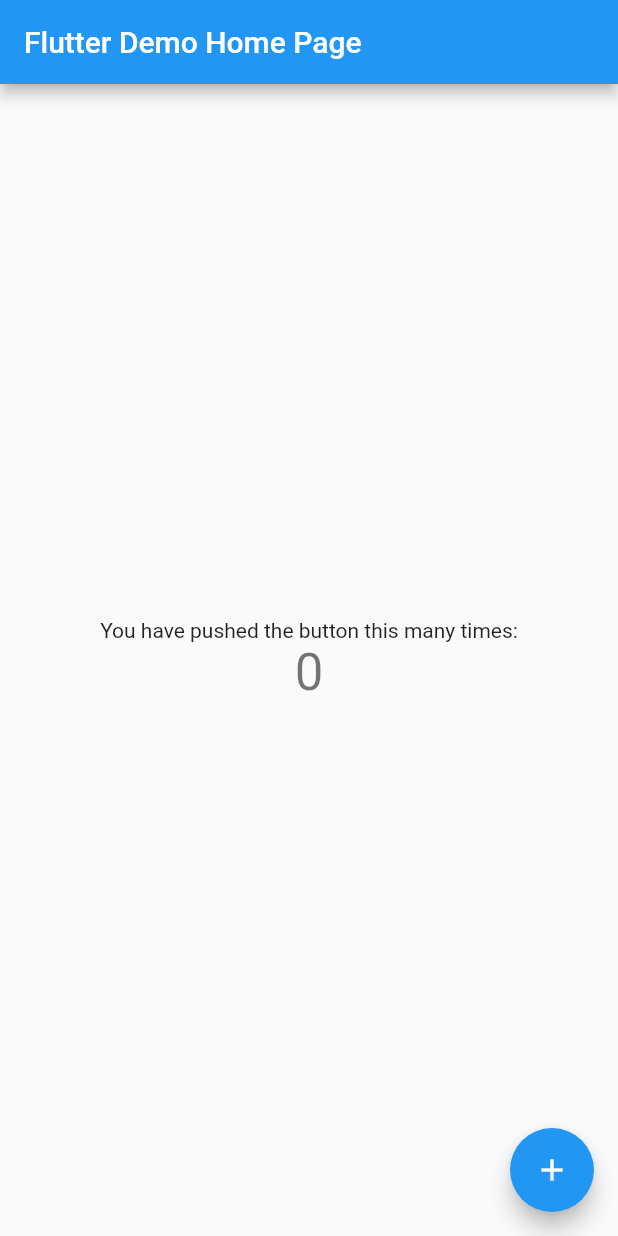
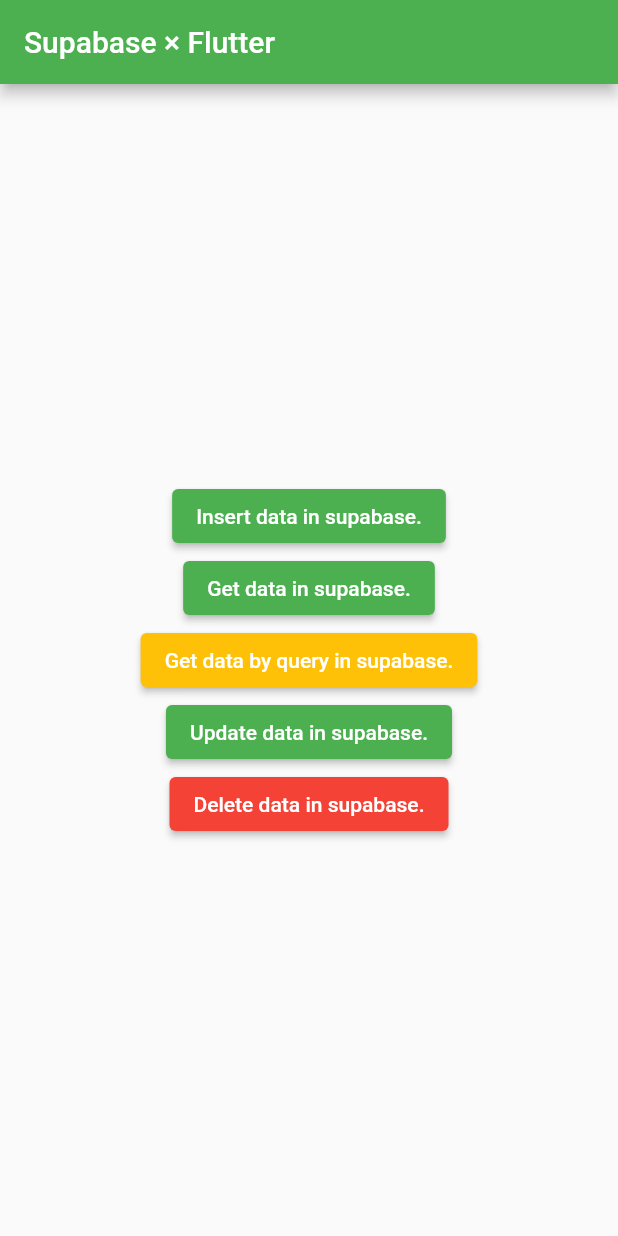
Before and after one commit to yukiyamazaki/try_supabase_on_flutter, a Flutter app: the screen it shows after launch, on a phone screen of 412 x 824 dp. Run offline on Flutter 3.47's test engine with Material 2 defaults, Android fonts, the phone set to English and light mode, and no system bars; our stand-ins replace flutter_dotenv, supabase_flutter; accounts and stored records are empty.

Commit message:
feat: :sparkles: DBの基本的な処理の実装テスト

```diff
--- a/lib/main.dart
+++ b/lib/main.dart
@@ -1,6 +1,16 @@
 import 'package:flutter/material.dart';
+import 'package:supabase_flutter/supabase_flutter.dart';
+import 'package:flutter_dotenv/flutter_dotenv.dart';
 
-void main() {
+import 'supabase.dart';
+
+void main() async {
+  WidgetsFlutterBinding.ensureInitialized();
+  await dotenv.load(fileName: '.env');
+  await Supabase.initialize(
+    url: dotenv.env['SUPABASE_URL'],
+    anonKey: dotenv.env['SUPABASE_ANON_KEY'],
+  );
   runApp(const MyApp());
 }
 
@@ -13,33 +23,15 @@ class MyApp extends StatelessWidget {
     return MaterialApp(
       title: 'Flutter Demo',
       theme: ThemeData(
-        // This is the theme of your application.
-        //
-        // Try running your application with "flutter run". You'll see the
-        // application has a blue toolbar. Then, without quitting the app, try
-        // changing the primarySwatch below to Colors.green and then invoke
-        // "hot reload" (press "r" in the console where you ran "flutter run",
-        // or simply save your changes to "hot reload" in a Flutter IDE).
-        // Notice that the counter didn't reset back to zero; the application
-        // is not restarted.
-        primarySwatch: Colors.blue,
+        primarySwatch: Colors.green,
       ),
-      home: const MyHomePage(title: 'Flutter Demo Home Page'),
+      home: const MyHomePage(title: 'Supabase × Flutter'),
     );
   }
 }
 
 class MyHomePage extends StatefulWidget {
   const MyHomePage({Key? key, required this.title}) : super(key: key);
-
-  // This widget is the home page of your application. It is stateful, meaning
-  // that it has a State object (defined below) that contains fields that affect
-  // how it looks.
-
-  // This class is the configuration for the state. It holds the values (in this
-  // case the title) provided by the parent (in this case the App widget) and
-  // used by the build method of the State. Fields in a Widget subclass are
-  // always marked "final".
 
   final String title;
 
@@ -48,68 +40,46 @@ class MyHomePage extends StatefulWidget {
 }
 
 class _MyHomePageState extends State<MyHomePage> {
-  int _counter = 0;
-
-  void _incrementCounter() {
-    setState(() {
-      // This call to setState tells the Flutter framework that something has
-      // changed in this State, which causes it to rerun the build method below
-      // so that the display can reflect the updated values. If we changed
-      // _counter without calling setState(), then the build method would not be
-      // called again, and so nothing would appear to happen.
-      _counter++;
-    });
-  }
-
+  final supabase = SupabaseService();
   @override
   Widget build(BuildContext context) {
-    // This method is rerun every time setState is called, for instance as done
-    // by the _incrementCounter method above.
-    //
-    // The Flutter framework has been optimized to make rerunning build methods
-    // fast, so that you can just rebuild anything that needs updating rather
-    // than having to individually change instances of widgets.
     return Scaffold(
       appBar: AppBar(
-        // Here we take the value from the MyHomePage object that was created by
-        // the App.build method, and use it to set our appbar title.
         title: Text(widget.title),
       ),
       body: Center(
-        // Center is a layout widget. It takes a single child and positions it
-        // in the middle of the parent.
         child: Column(
-          // Column is also a layout widget. It takes a list of children and
-          // arranges them vertically. By default, it sizes itself to fit its
-          // children horizontally, and tries to be as tall as its parent.
-          //
-          // Invoke "debug painting" (press "p" in the console, choose the
-          // "Toggle Debug Paint" action from the Flutter Inspector in Android
-          // Studio, or the "Toggle Debug Paint" command in Visual Studio Code)
-          // to see the wireframe for each widget.
-          //
-          // Column has various properties to control how it sizes itself and
-          // how it positions its children. Here we use mainAxisAlignment to
-          // center the children vertically; the main axis here is the vertical
-          // axis because Columns are vertical (the cross axis would be
-          // horizontal).
           mainAxisAlignment: MainAxisAlignment.center,
           children: <Widget>[
-            const Text(
-              'You have pushed the button this many times:',
+            ElevatedButton(
+              onPressed: supabase.insertCompany,
+              child: const Text('Insert data in supabase.'),
             ),
-            Text(
-              '$_counter',
-              style: Theme.of(context).textTheme.headline4,
+            ElevatedButton(
+              onPressed: supabase.getCompany,
+              child: const Text('Get data in supabase.'),
+            ),
+            ElevatedButton(
+              onPressed: supabase.getCompany,
+              style: ButtonStyle(
+                backgroundColor: MaterialStateProperty.all<Color>(Colors.amber),
+              ),
+              child: const Text('Get data by query in supabase.'),
+            ),
+            ElevatedButton(
+              onPressed: supabase.updateompany,
+              child: const Text('Update data in supabase.'),
+            ),
+            ElevatedButton(
+              onPressed: supabase.deleteCompany,
+              style: ButtonStyle(
+                backgroundColor: MaterialStateProperty.all<Color>(Colors.red),
+              ),
+              child: const Text('Delete data in supabase.'),
             ),
           ],
         ),
       ),
-      floatingActionButton: FloatingActionButton(
-        onPressed: _incrementCounter,
-        tooltip: 'Increment',
-        child: const Icon(Icons.add),
-      ), // This trailing comma makes auto-formatting nicer for build methods.
     );
   }
 }
```
Also changed, not shown: lib/supabase.dart (added, +80 -0 lines), pubspec.yaml (+4 -4 lines), pubspec.lock, 5 other files.
